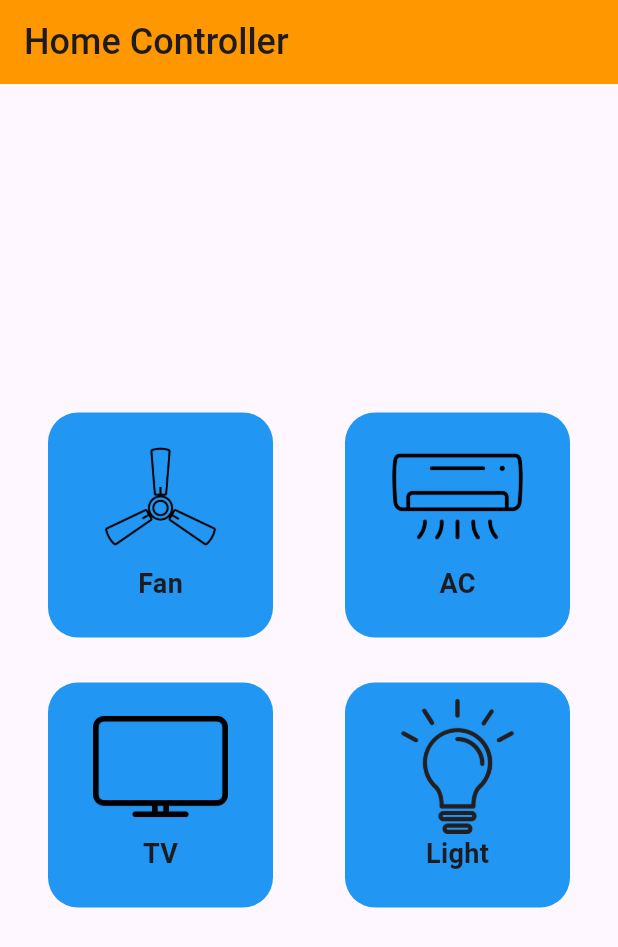
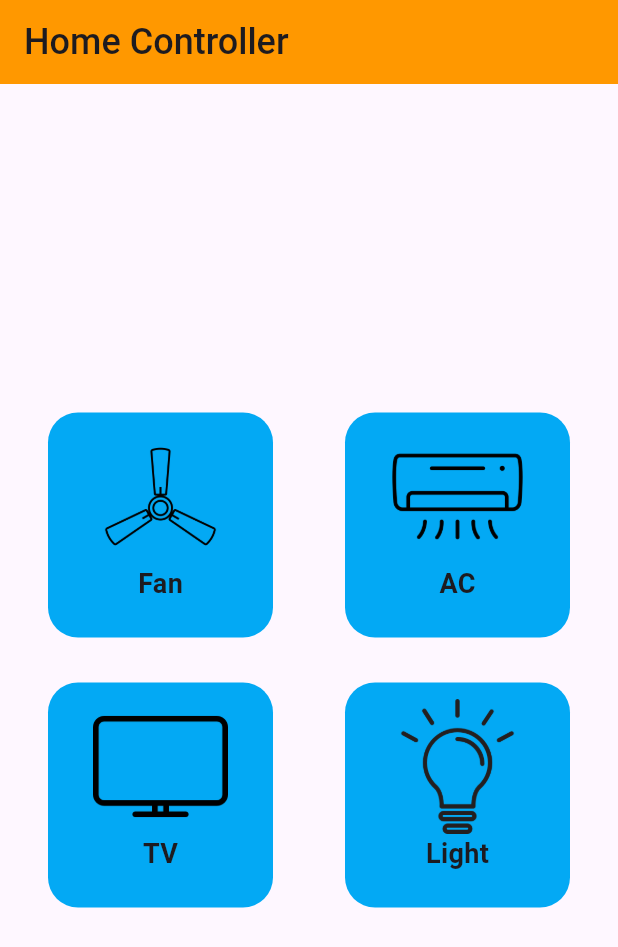
Before and after one commit to akashm936/home_appliances_app, a Flutter app: the screen it shows after launch, on a phone screen of 412 x 824 dp. Shown: the top 947 px of the screen. Run offline on Flutter 3.47's test engine with Material 3 defaults, Android fonts, the light colour scheme and no system bars; our stand-ins replace syncfusion_flutter_sliders.

Commit message:
Change Home Page Colors to make good UX

```diff
--- a/lib/home_screen.dart
+++ b/lib/home_screen.dart
@@ -34,8 +34,9 @@ class HomeScreen extends StatelessWidget {
                   height: 150,
 
                   decoration: BoxDecoration(
-                    color: Colors.blue,
+                    color: Colors.lightBlue,
                     borderRadius: BorderRadius.circular(20),
+
                     // border: Border.all(width: 1,color: Colors.blue,)
                   ),
                   child: Column(
@@ -70,7 +71,7 @@ class HomeScreen extends StatelessWidget {
                   height: 150,
 
                   decoration: BoxDecoration(
-                    color: Colors.blue,
+                    color: Colors.lightBlue,
                     borderRadius: BorderRadius.circular(20),
                   ),
                   child: Column(
@@ -111,7 +112,7 @@ class HomeScreen extends StatelessWidget {
                   height: 150,
 
                   decoration: BoxDecoration(
-                    color: Colors.blue,
+                    color: Colors.lightBlue,
                     borderRadius: BorderRadius.circular(20),
                   ),
                   child: Column(
@@ -146,7 +147,7 @@ class HomeScreen extends StatelessWidget {
                   height: 150,
 
                   decoration: BoxDecoration(
-                    color: Colors.blue,
+                    color: Colors.lightBlue,
                     borderRadius: BorderRadius.circular(20),
                   ),
                   child: Column(
```
